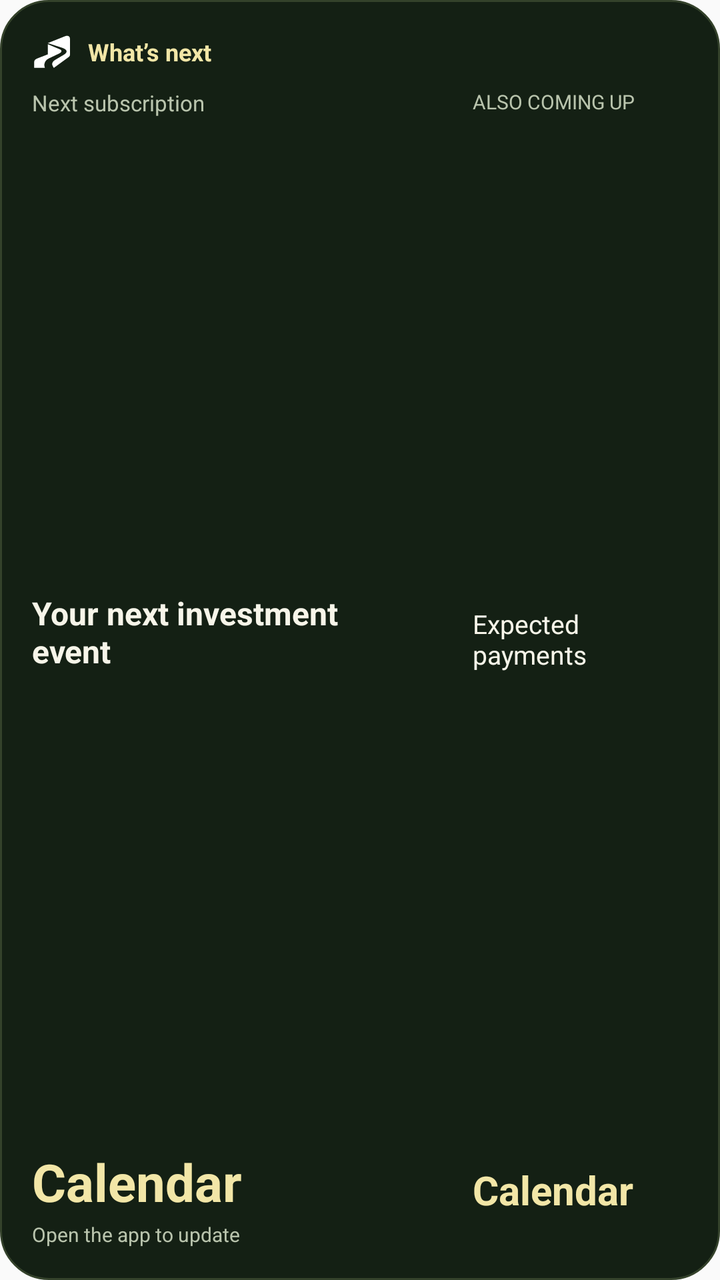
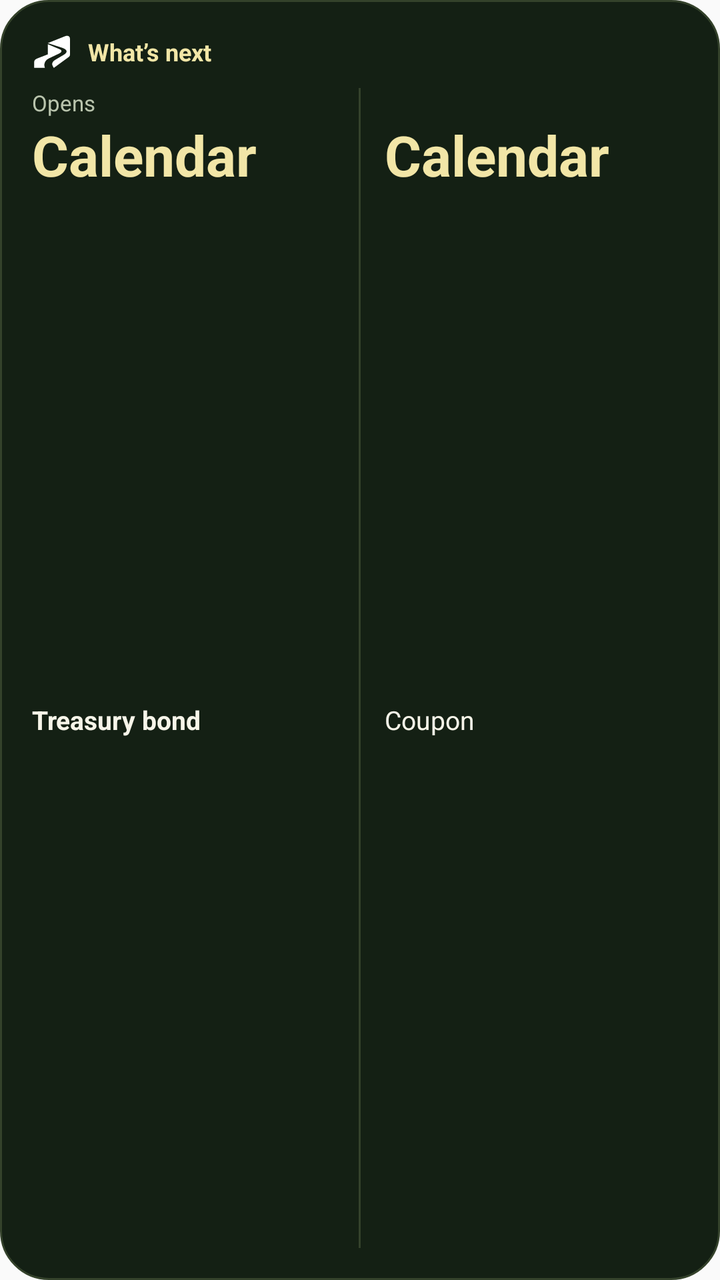

The first picture is an Android layout as it rendered before a commit; the second is the same layout after the commit. The layout source and the unified diff follow.
<!-- AndroidManifest.xml: application theme Theme.AppCompat.DayNight.NoActionBar -->
<!-- res/layout/next_widget_medium.xml -->
<LinearLayout xmlns:android="http://schemas.android.com/apk/res/android"
    android:id="@android:id/background" android:layout_width="match_parent" android:layout_height="match_parent"
    android:orientation="vertical" android:padding="16dp" android:background="@drawable/next_widget_background">
    <LinearLayout android:layout_width="match_parent" android:layout_height="20dp" android:gravity="center_vertical">
        <ImageView android:layout_width="20dp" android:layout_height="20dp" android:src="@drawable/ic_price_notification" android:contentDescription="@string/app_name" />
        <TextView android:id="@+id/next_heading" android:layout_width="0dp" android:layout_weight="1" android:layout_height="wrap_content" android:layout_marginStart="8dp" android:text="@string/next_widget_heading" android:textColor="@color/struct_brand_cream" android:textSize="12sp" android:textStyle="bold" android:maxLines="1" android:ellipsize="end" />
        <TextView android:id="@+id/next_updated" android:layout_width="wrap_content" android:layout_height="wrap_content" android:textColor="@color/struct_widget_secondary_text" android:textSize="9sp" android:maxLines="1" />
    </LinearLayout>
    <LinearLayout android:layout_width="match_parent" android:layout_height="0dp" android:layout_weight="1" android:layout_marginTop="8dp">
        <LinearLayout android:id="@+id/next_primary" android:layout_width="0dp" android:layout_weight="1.6" android:layout_height="match_parent" android:orientation="vertical">
            <TextView android:id="@+id/next_status" android:layout_width="match_parent" android:layout_height="wrap_content" android:text="@string/next_widget_preview_status" android:textColor="@color/struct_widget_secondary_text" android:textSize="11sp" android:maxLines="1" android:ellipsize="end" />
            <TextView android:id="@+id/next_title" android:layout_width="match_parent" android:layout_height="0dp" android:layout_weight="1" android:gravity="center_vertical" android:text="@string/next_widget_preview_title" android:textColor="@color/struct_widget_text" android:textSize="16sp" android:textStyle="bold" android:maxLines="2" android:ellipsize="end" />
            <TextView android:id="@+id/next_date" android:layout_width="match_parent" android:layout_height="wrap_content" android:text="@string/next_widget_preview_date" android:textColor="@color/struct_brand_cream" android:textSize="26sp" android:textStyle="bold" android:maxLines="1" android:ellipsize="end" />
            <TextView android:id="@+id/next_detail" android:layout_width="match_parent" android:layout_height="wrap_content" android:layout_marginTop="2dp" android:text="@string/next_widget_preview_detail" android:textColor="@color/struct_widget_secondary_text" android:textSize="10sp" android:maxLines="1" android:ellipsize="end" />
        </LinearLayout>
        <LinearLayout android:id="@+id/next_secondary" android:layout_width="0dp" android:layout_weight="1" android:layout_height="match_parent" android:orientation="vertical" android:paddingStart="14dp" android:layout_marginStart="12dp">
            <TextView android:id="@+id/next_second_label" android:layout_width="match_parent" android:layout_height="wrap_content" android:text="@string/next_widget_after" android:textColor="@color/struct_widget_secondary_text" android:textSize="10sp" android:maxLines="1" />
            <TextView android:id="@+id/next_second_title" android:layout_width="match_parent" android:layout_height="0dp" android:layout_weight="1" android:gravity="center_vertical" android:text="@string/next_widget_preview_second" android:textColor="@color/struct_widget_text" android:textSize="13sp" android:maxLines="3" android:ellipsize="end" />
            <TextView android:id="@+id/next_second_date" android:layout_width="match_parent" android:layout_height="wrap_content" android:text="@string/next_widget_preview_date" android:textColor="@color/struct_brand_cream" android:textSize="20sp" android:textStyle="bold" android:maxLines="1" android:ellipsize="end" />
            <TextView android:id="@+id/next_second_detail" android:layout_width="match_parent" android:layout_height="wrap_content" android:layout_marginTop="2dp" android:textColor="@color/struct_widget_secondary_text" android:textSize="10sp" android:maxLines="1" android:ellipsize="end" />
        </LinearLayout>
    </LinearLayout>
</LinearLayout>
<!-- resources referenced by this layout -->
<resources>
  <color name="struct_brand_cream">#F2E6A7</color>
  <color name="struct_widget_secondary_text">#B9C4AD</color>
  <color name="struct_widget_text">#F7F5E9</color>
  <!-- drawable ic_price_notification (drawable) -->
  <vector xmlns:android="http://schemas.android.com/apk/res/android" android:width="24dp" android:height="24dp" android:viewportWidth="512" android:viewportHeight="512">
  <group android:translateX="0.00000000" android:translateY="23.27272727" android:scaleX="1.16363636" android:scaleY="1.16363636">
  <path android:fillColor="@color/struct_fixed_white" android:pathData="M174 102 L362 27 C393 14 418 24 418 57 V228 Q418 244 407 253 L240 375 C227 355 219 340 223 324 C228 305 241 294 266 280 L349 231 C373 217 386 202 379 185 C371 170 351 161 332 154 Z"/>
  <path android:fillColor="@color/struct_fixed_white" android:pathData="M174 114 V226 L58 271 Q24 284 24 310 V375 H142 C136 356 133 341 138 325 C145 300 160 283 187 270 L298 217 C314 209 325 200 324 190 C324 180 316 174 303 169 Z"/>
  </group>
  </vector>
  <!-- drawable next_widget_background (drawable) -->
  <shape xmlns:android="http://schemas.android.com/apk/res/android">
      <solid android:color="@color/struct_widget_background" /><corners android:radius="24dp" />
      <stroke android:width="1dp" android:color="@color/struct_widget_outline" />
  </shape>
  <string name="app_name" translatable="false">Inzira</string>
  <string name="next_widget_after">ALSO COMING UP</string>
  <string name="next_widget_heading">What’s next</string>
  <string name="next_widget_preview_date">Calendar</string>
  <string name="next_widget_preview_detail">Open the app to update</string>
  <string name="next_widget_preview_second">Expected payments</string>
  <string name="next_widget_preview_status">Next subscription</string>
  <string name="next_widget_preview_title">Your next investment event</string>
  <color name="struct_fixed_white">#FFFFFF</color>
  <color name="struct_widget_background">#142014</color>
  <color name="struct_widget_outline">#34422B</color>
</resources>

<!-- the commit's change to res/layout/next_widget_medium.xml (unified diff, before → after) -->
@@ -4,20 +4,18 @@
     <LinearLayout android:layout_width="match_parent" android:layout_height="20dp" android:gravity="center_vertical">
         <ImageView android:layout_width="20dp" android:layout_height="20dp" android:src="@drawable/ic_price_notification" android:contentDescription="@string/app_name" />
         <TextView android:id="@+id/next_heading" android:layout_width="0dp" android:layout_weight="1" android:layout_height="wrap_content" android:layout_marginStart="8dp" android:text="@string/next_widget_heading" android:textColor="@color/struct_brand_cream" android:textSize="12sp" android:textStyle="bold" android:maxLines="1" android:ellipsize="end" />
-        <TextView android:id="@+id/next_updated" android:layout_width="wrap_content" android:layout_height="wrap_content" android:textColor="@color/struct_widget_secondary_text" android:textSize="9sp" android:maxLines="1" />
     </LinearLayout>
     <LinearLayout android:layout_width="match_parent" android:layout_height="0dp" android:layout_weight="1" android:layout_marginTop="8dp">
-        <LinearLayout android:id="@+id/next_primary" android:layout_width="0dp" android:layout_weight="1.6" android:layout_height="match_parent" android:orientation="vertical">
+        <LinearLayout android:id="@+id/next_primary" android:layout_width="0dp" android:layout_weight="1" android:layout_height="match_parent" android:orientation="vertical">
             <TextView android:id="@+id/next_status" android:layout_width="match_parent" android:layout_height="wrap_content" android:text="@string/next_widget_preview_status" android:textColor="@color/struct_widget_secondary_text" android:textSize="11sp" android:maxLines="1" android:ellipsize="end" />
-            <TextView android:id="@+id/next_title" android:layout_width="match_parent" android:layout_height="0dp" android:layout_weight="1" android:gravity="center_vertical" android:text="@string/next_widget_preview_title" android:textColor="@color/struct_widget_text" android:textSize="16sp" android:textStyle="bold" android:maxLines="2" android:ellipsize="end" />
-            <TextView android:id="@+id/next_date" android:layout_width="match_parent" android:layout_height="wrap_content" android:text="@string/next_widget_preview_date" android:textColor="@color/struct_brand_cream" android:textSize="26sp" android:textStyle="bold" android:maxLines="1" android:ellipsize="end" />
-            <TextView android:id="@+id/next_detail" android:layout_width="match_parent" android:layout_height="wrap_content" android:layout_marginTop="2dp" android:text="@string/next_widget_preview_detail" android:textColor="@color/struct_widget_secondary_text" android:textSize="10sp" android:maxLines="1" android:ellipsize="end" />
+            <TextView android:id="@+id/next_date" android:layout_width="match_parent" android:layout_height="wrap_content" android:text="@string/next_widget_preview_date" android:textColor="@color/struct_brand_cream" android:textSize="28sp" android:textStyle="bold" android:maxLines="1" android:ellipsize="end" />
+            <TextView android:id="@+id/next_title" android:layout_width="match_parent" android:layout_height="0dp" android:layout_weight="1" android:gravity="center_vertical" android:text="@string/next_widget_preview_title" android:textColor="@color/struct_widget_text" android:textSize="13sp" android:textStyle="bold" android:maxLines="2" android:ellipsize="end" />
         </LinearLayout>
-        <LinearLayout android:id="@+id/next_secondary" android:layout_width="0dp" android:layout_weight="1" android:layout_height="match_parent" android:orientation="vertical" android:paddingStart="14dp" android:layout_marginStart="12dp">
-            <TextView android:id="@+id/next_second_label" android:layout_width="match_parent" android:layout_height="wrap_content" android:text="@string/next_widget_after" android:textColor="@color/struct_widget_secondary_text" android:textSize="10sp" android:maxLines="1" />
-            <TextView android:id="@+id/next_second_title" android:layout_width="match_parent" android:layout_height="0dp" android:layout_weight="1" android:gravity="center_vertical" android:text="@string/next_widget_preview_second" android:textColor="@color/struct_widget_text" android:textSize="13sp" android:maxLines="3" android:ellipsize="end" />
-            <TextView android:id="@+id/next_second_date" android:layout_width="match_parent" android:layout_height="wrap_content" android:text="@string/next_widget_preview_date" android:textColor="@color/struct_brand_cream" android:textSize="20sp" android:textStyle="bold" android:maxLines="1" android:ellipsize="end" />
-            <TextView android:id="@+id/next_second_detail" android:layout_width="match_parent" android:layout_height="wrap_content" android:layout_marginTop="2dp" android:textColor="@color/struct_widget_secondary_text" android:textSize="10sp" android:maxLines="1" android:ellipsize="end" />
+        <ImageView android:id="@+id/next_divider" android:importantForAccessibility="no" android:layout_width="1dp" android:layout_height="match_parent" android:layout_marginStart="12dp" android:layout_marginEnd="12dp" android:background="@color/struct_widget_outline" />
+        <LinearLayout android:id="@+id/next_secondary" android:layout_width="0dp" android:layout_weight="1" android:layout_height="match_parent" android:orientation="vertical" >
+            <TextView android:id="@+id/next_second_status" android:layout_width="match_parent" android:layout_height="wrap_content" android:textColor="@color/struct_widget_secondary_text" android:textSize="11sp" android:maxLines="1" android:ellipsize="end" />
+            <TextView android:id="@+id/next_second_date" android:layout_width="match_parent" android:layout_height="wrap_content" android:text="@string/next_widget_preview_date" android:textColor="@color/struct_brand_cream" android:textSize="28sp" android:textStyle="bold" android:maxLines="1" android:ellipsize="end" />
+            <TextView android:id="@+id/next_second_title" android:layout_width="match_parent" android:layout_height="0dp" android:layout_weight="1" android:gravity="center_vertical" android:text="@string/next_widget_preview_second" android:textColor="@color/struct_widget_text" android:textSize="13sp" android:maxLines="2" android:ellipsize="end" />
         </LinearLayout>
     </LinearLayout>
 </LinearLayout>
<!-- resource entries referenced after the edit -->
@@ -16,13 +16,11 @@
       <stroke android:width="1dp" android:color="@color/struct_widget_outline" />
   </shape>
   <string name="app_name" translatable="false">Inzira</string>
-  <string name="next_widget_after">ALSO COMING UP</string>
   <string name="next_widget_heading">What’s next</string>
   <string name="next_widget_preview_date">Calendar</string>
-  <string name="next_widget_preview_detail">Open the app to update</string>
-  <string name="next_widget_preview_second">Expected payments</string>
-  <string name="next_widget_preview_status">Next subscription</string>
-  <string name="next_widget_preview_title">Your next investment event</string>
+  <string name="next_widget_preview_second">Coupon</string>
+  <string name="next_widget_preview_status">Opens</string>
+  <string name="next_widget_preview_title">Treasury bond</string>
   <color name="struct_fixed_white">#FFFFFF</color>
   <color name="struct_widget_background">#142014</color>
   <color name="struct_widget_outline">#34422B</color>
